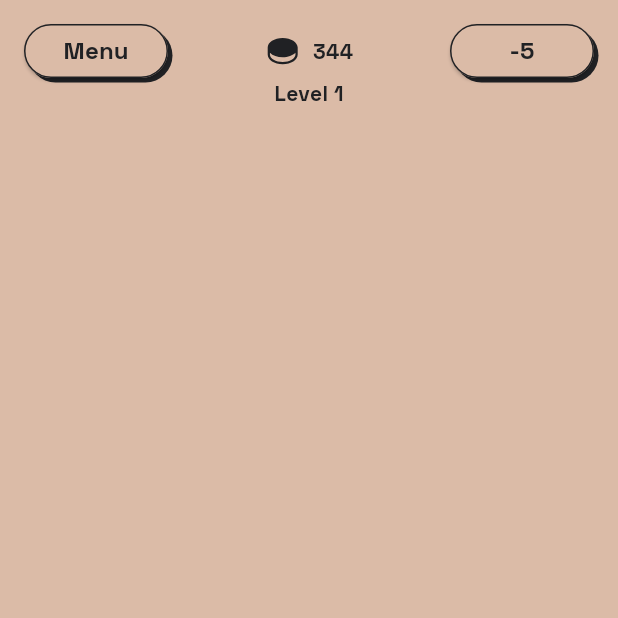
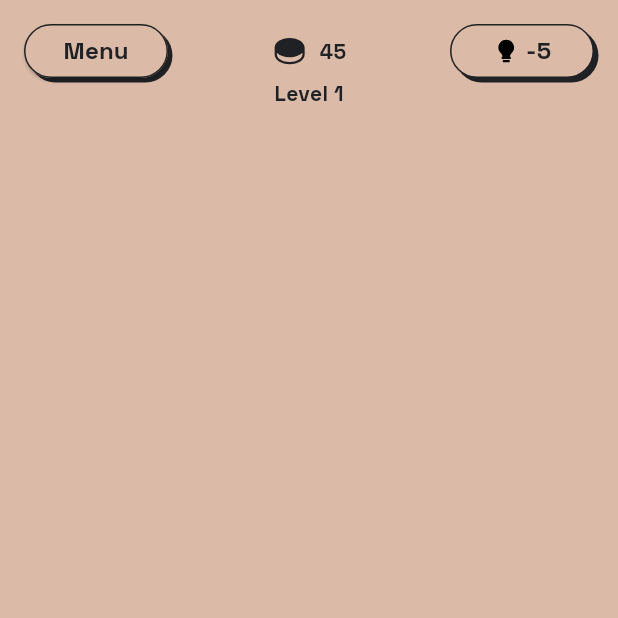
Before and after one commit to danielfayo/suffix, a Flutter app: the GameScreen screen opened directly, after a tap on "-5", on a phone screen of 412 x 824 dp, the top half of it. Run offline on Flutter 3.47's test engine with Material 3 defaults, Android fonts, the phone set to English and light mode, and no system bars; our stand-ins replace audioplayers, device_preview, flutter_svg, fluttertoast, google_fonts, page_transition and 1 more; accounts and stored records are empty; statements that could not run were skipped.

Commit message:
feat: reward system

```diff
--- a/lib/models/game_service/game_service_repository.dart
+++ b/lib/models/game_service/game_service_repository.dart
@@ -12,4 +12,7 @@ abstract class IgameService {
   bool wordIsInWordList(String word);
   AbandonedGameInfo? getAbandondedGame();
   int getCurrentLevel();
+  int getAvailableCoins();
+  void deductCoins();
+  void incrementCoins(int amount);
 }
--- a/lib/models/game_service/offline_game_service_impl.dart
+++ b/lib/models/game_service/offline_game_service_impl.dart
@@ -27,6 +27,7 @@ class OfflineGameServiceImpl implements IgameService {
   Map<WordLength, AbandonedGameInfo> leftOverGameInfo = {};
   String _userId = "";
   Set<String> oldWords = {};
+  int _avaiableCoins = 0;
 
   set userId(String value) {
     _userId = value;
@@ -53,6 +54,7 @@ class OfflineGameServiceImpl implements IgameService {
     String? gameData = _preferences.getString("game_data");
     if (gameData == null) {
       currentWordLenght = WordLength.five;
+      _avaiableCoins = 50;
       return;
     }
     Map<String, dynamic> usableGameData = jsonDecode(gameData);
@@ -67,6 +69,22 @@ class OfflineGameServiceImpl implements IgameService {
 
     level = GameLevel.fromJson(usableGameData["level"]);
     currentWordLenght = usableGameData["word_length"].toString().toWordLength();
+    _avaiableCoins = usableGameData["available_coins"];
+  }
+
+  @override
+  int getAvailableCoins() => _avaiableCoins;
+
+  @override
+  void deductCoins() {
+    if (_avaiableCoins >= 5) {
+      _avaiableCoins = _avaiableCoins - 5;
+    }
+  }
+
+  @override
+  void incrementCoins(int amount) {
+    _avaiableCoins = _avaiableCoins + amount;
   }
 
   @override
@@ -142,7 +160,8 @@ class OfflineGameServiceImpl implements IgameService {
       "abandoned_game": tempAbandonedGame,
       "word_length": currentWordLenght.name,
       "level": level.toJson(),
-      "oldWords": oldWords.toList()
+      "oldWords": oldWords.toList(),
+      "available_coins": _avaiableCoins,
     };
     return await _preferences.setString("game_data", jsonEncode(gameState));
   }
@@ -154,7 +173,7 @@ class OfflineGameServiceImpl implements IgameService {
   bool wordIsInWordList(String word) {
     bool existingWordList = false;
     fullWordList.forEach((key, value) {
-      if (value.any(
+      if ([...value, ...oldWords].any(
           (element) => element.trim().toLowerCase() == word.toLowerCase())) {
         existingWordList = true;
         return;
--- a/lib/view_models/gameplay_viewmodel.dart
+++ b/lib/view_models/gameplay_viewmodel.dart
@@ -23,6 +23,10 @@ class GameplayViewModel extends ChangeNotifier {
   bool noMoreHint = false;
 
   final IgameService gameService = OfflineGameServiceImpl();
+
+  int getAvailableCoinsAmount() {
+    return gameService.getAvailableCoins();
+  }
 
 // Populate the words array with words
   void getWords() {
@@ -120,6 +124,7 @@ class GameplayViewModel extends ChangeNotifier {
       String letters = lettersArr.join("").toUpperCase();
       if (letters == wordToGuess) {
         wordIsCorrect = true;
+        gameService.incrementCoins(wordLength);
       }
     }
     notifyListeners();
@@ -263,6 +268,7 @@ class GameplayViewModel extends ChangeNotifier {
       String randomLetter =
           unknownLetters[Random().nextInt(unknownLetters.length)];
       keyColor[randomLetter] = "kYellow";
+      gameService.deductCoins();
     }
 
     // for (var i = 0; i < wordToGuess.length; i++) {
--- a/lib/views/game_screen.dart
+++ b/lib/views/game_screen.dart
@@ -1,5 +1,6 @@
 import 'package:flutter/material.dart';
 import 'package:flutter/scheduler.dart';
+import 'package:flutter_svg/svg.dart';
 import 'package:provider/provider.dart';
 import 'package:suffix/utils/colors.dart';
 import 'package:suffix/utils/enums.dart';
@@ -38,7 +39,7 @@ class _GameScreenState extends State<GameScreen> {
         padding: const EdgeInsets.fromLTRB(16, 16, 16, 24),
         child: Consumer<GameplayViewModel>(
             builder: (context, gameplayViewmodel, child) {
-          print(gameplayViewmodel.words.length);
+          // print(gameplayViewmodel.words.length);
           return Column(
             children: [
               Row(
@@ -55,17 +56,51 @@ class _GameScreenState extends State<GameScreen> {
                       onPressed: () => showMenuSheet(context),
                     ),
                   ),
-                  const Coins(numberOfCoins: 344),
+                  Coins(
+                      numberOfCoins:
+                          gameplayViewmodel.getAvailableCoinsAmount()),
                   SizedBox(
-                    width: 96,
-                    height: 36,
-                    child: Button(
-                      buttonText: "-5",
-                      buttonType: ButtonType.secondary,
-                      buttonSize: ButtonSize.small,
-                      onPressed: () => gameplayViewmodel.getHint(),
-                    ),
-                  ),
+                      width: 96,
+                      height: 36,
+                      child: InkWell(
+                        onTap: () => gameplayViewmodel.getHint(),
+                        child: Container(
+                          alignment: Alignment.center,
+                          decoration: BoxDecoration(
+                              color: kAccent,
+                              border: Border.all(color: kDark, width: 1),
+                              borderRadius: BorderRadius.circular(99),
+                              boxShadow: const [
+                                BoxShadow(
+                                  color: kDark,
+                                  spreadRadius: 0,
+                                  blurRadius: 0,
+                                  offset: Offset(3, 3),
+                                ),
+                              ]),
+                          child: Row(
+                            mainAxisAlignment: MainAxisAlignment.center,
+                            children: [
+                              SvgPicture.asset("assets/bulb.svg",
+                                  semanticsLabel: 'Bulb Icon'),
+                              const SizedBox(
+                                width: 4,
+                              ),
+                              Text(
+                                "-5",
+                                style: kBody,
+                              ),
+                            ],
+                          ),
+                        ),
+                      )
+                      // Button(
+                      //   buttonText: "-5",
+                      //   buttonType: ButtonType.secondary,
+                      //   buttonSize: ButtonSize.small,
+                      //   onPressed: () => gameplayViewmodel.getHint(),
+                      // ),
+                      ),
                 ],
               ),
               Text(
--- a/lib/views/home/widget/out_of_tries_modal.dart
+++ b/lib/views/home/widget/out_of_tries_modal.dart
@@ -60,7 +60,7 @@ class OutOfTriesModal extends StatelessWidget {
                 SizedBox(
                   height: 48,
                   child: Button(
-                    buttonText: "New game",
+                    buttonText: "Play again",
                     buttonType: ButtonType.primary,
                     buttonSize: ButtonSize.medium,
                     onPressed: () {
--- a/pubspec.yaml
+++ b/pubspec.yaml
@@ -18,6 +18,7 @@ dependencies:
   provider: ^6.1.2
   shared_preferences: ^2.2.3
   page_transition: "^2.1.0"
+  fluttertoast: ^8.2.6
 
 flutter_launcher_icons:
   android: true
```
Also changed, not shown: lib/views/home/widget/invalid_word_snackbar.dart (+8 -1 lines), assets/bulb.svg (added), pubspec.lock, 1 other file.
